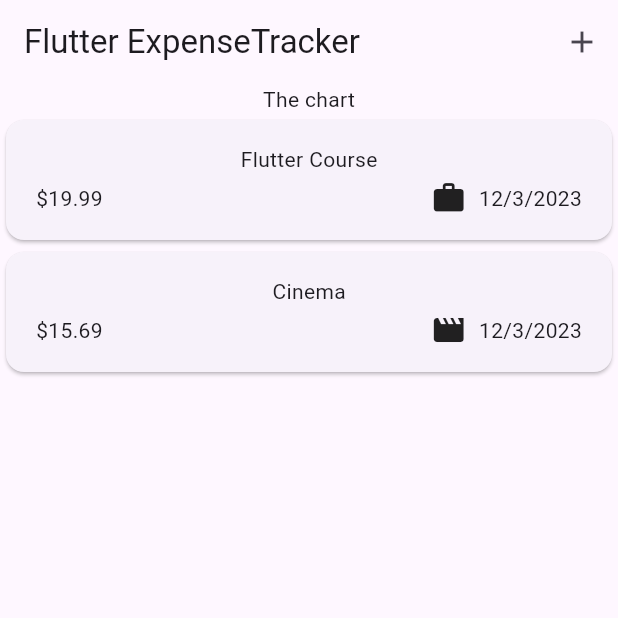
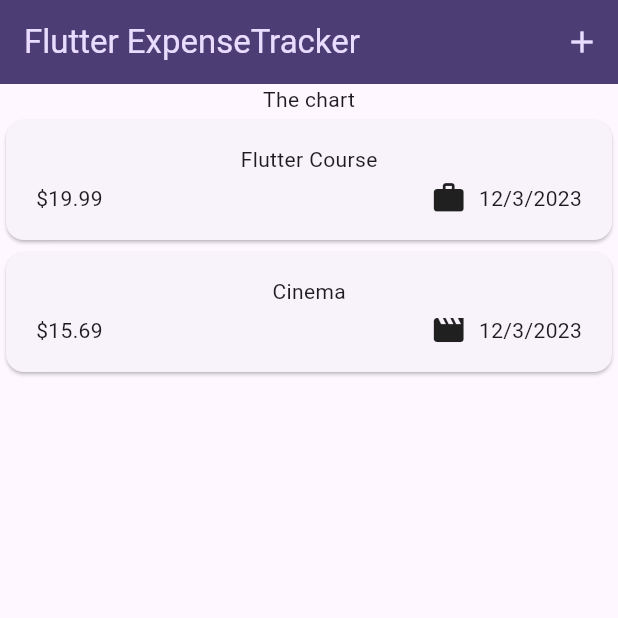
Before and after one commit to trosa-dev/flutter-expense-tracker, a Flutter app: the screen it shows after launch, on a phone screen of 412 x 824 dp, the top half of it. Run offline on Flutter 3.47's test engine with Material 3 defaults, Android fonts, the phone set to English and light mode, and no system bars.

Commit message:
feat: create kColorScheme

```diff
--- a/lib/main.dart
+++ b/lib/main.dart
@@ -1,5 +1,8 @@
 import 'package:expense_tracker/widgets/expenses/index.dart';
 import 'package:flutter/material.dart';
+
+var kColorScheme =
+    ColorScheme.fromSeed(seedColor: const Color.fromARGB(255, 96, 59, 181));
 
 void main() {
   runApp(const MyApp());
@@ -12,7 +15,13 @@ class MyApp extends StatelessWidget {
   @override
   Widget build(BuildContext context) {
     return MaterialApp(
-      theme: ThemeData(useMaterial3: true),
+      theme: ThemeData().copyWith(
+          useMaterial3: true,
+          colorScheme: kColorScheme,
+          appBarTheme: const AppBarTheme().copyWith(
+            backgroundColor: kColorScheme.onPrimaryContainer,
+            foregroundColor: kColorScheme.primaryContainer,
+          )),
       home: const Expenses(),
     );
   }
```
